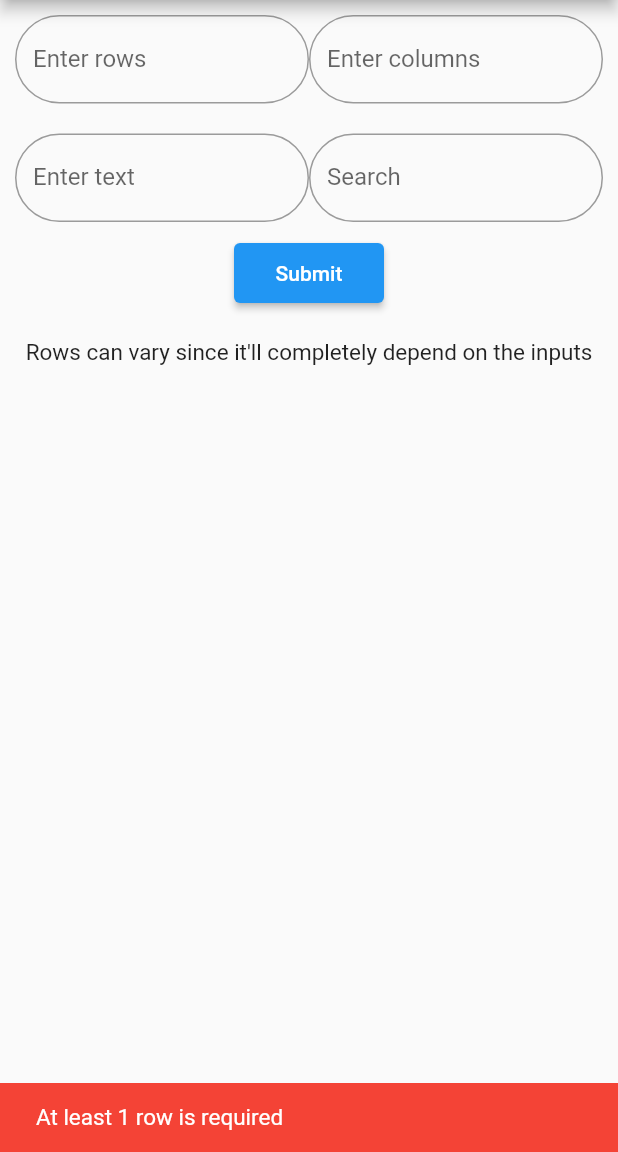
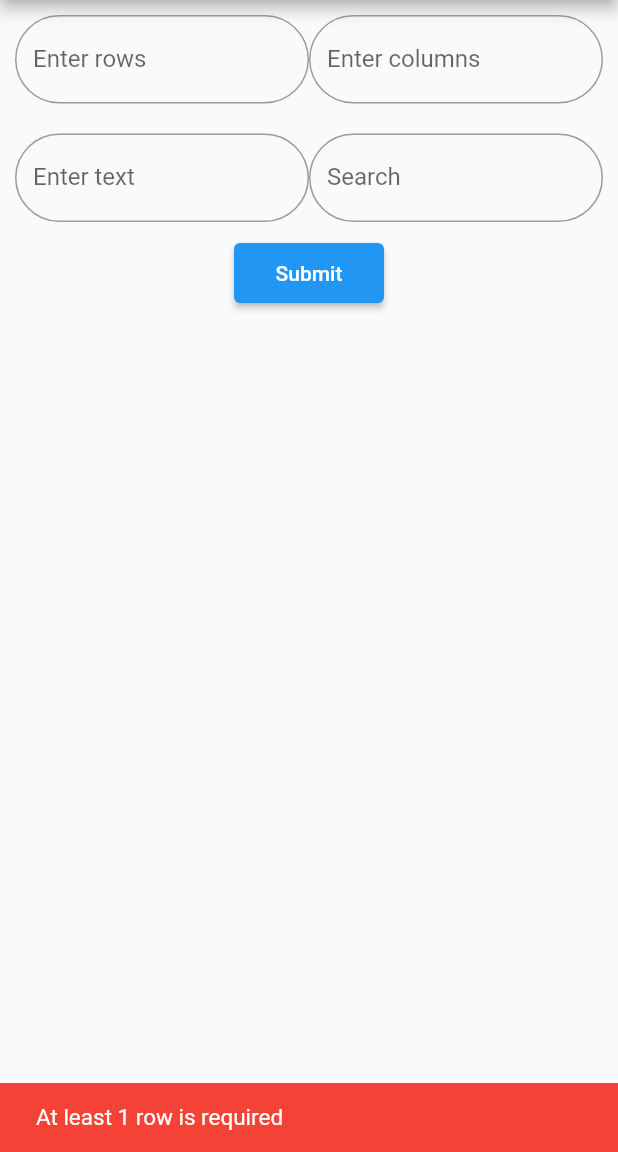
Before and after one commit to karthik324/thought-box-machine-test, a Flutter app: the screen it shows after launch, after a tap on "Submit", on a phone screen of 412 x 824 dp, the part 84-1236 px from its top. Run offline on Flutter 3.47's test engine with Material 2 defaults, Android fonts, the phone set to English and light mode, and no system bars.

Commit message:
rows * cols matrix alignment done

```diff
--- a/lib/utils/helper.dart
+++ b/lib/utils/helper.dart
@@ -3,12 +3,18 @@ import 'package:thought_box_machine_test/utils/app_colors.dart';
 import 'package:thought_box_machine_test/utils/app_styles.dart';
 
 class Helper {
+  //to get the responsive sizes
   static Size getSize(BuildContext context) {
     return MediaQuery.of(context).size;
   }
 
-  static void showSnackbar(BuildContext context,
-      {required String message, bool isError = false}) {
+
+  //to show custom snackbars
+  static void showSnackbar(
+    BuildContext context, {
+    required String message,
+    bool isError = false,
+  }) {
     ScaffoldMessenger.of(context).removeCurrentSnackBar();
     ScaffoldMessenger.of(context).showSnackBar(
       SnackBar(
--- a/lib/views/home_screen/home_screen.dart
+++ b/lib/views/home_screen/home_screen.dart
@@ -31,10 +31,7 @@ class _HomeScreenState extends State<HomeScreen> {
   void addAllChars() {
     String alphabets = "abcdefghijklmnopqrstuvwxyz";
     List<String> arr = alphabets.split('');
-
-    for (var element in arr) {
-      set.add(element);
-    }
+    set.addAll(arr);
   }
 
   @override
@@ -176,13 +173,6 @@ class _HomeScreenState extends State<HomeScreen> {
               ),
             ),
             height10,
-            const Padding(
-              padding: EdgeInsets.all(10),
-              child: Text(
-                'Rows can vary since it\'ll completely depend on the inputs',
-                style: AppStyles.normalText,
-              ),
-            ),
             isAssigned
                 ? Container(
                     margin: const EdgeInsets.all(10),
@@ -190,7 +180,7 @@ class _HomeScreenState extends State<HomeScreen> {
                     child: GridView.builder(
                       shrinkWrap: true,
                       physics: const NeverScrollableScrollPhysics(),
-                      itemCount: chars.length,
+                      itemCount: rows * cols,
                       gridDelegate: SliverGridDelegateWithFixedCrossAxisCount(
                         crossAxisCount: cols,
                         crossAxisSpacing: 4,
@@ -198,7 +188,8 @@ class _HomeScreenState extends State<HomeScreen> {
                         childAspectRatio: 1,
                       ),
                       itemBuilder: (context, index) {
-                        return Container(
+                        return index < chars.length
+                            ? Container(
                                 alignment: Alignment.center,
                                 color: searchList.contains(chars[index])
                                     ? AppColors.redColor
@@ -209,6 +200,9 @@ class _HomeScreenState extends State<HomeScreen> {
                                     color: AppColors.whiteColor,
                                   ),
                                 ),
+                              )
+                            : Container(
+                                color: AppColors.primaryColor,
                               );
                       },
                     ),
--- a/lib/views/splash_screen/splash_screen.dart
+++ b/lib/views/splash_screen/splash_screen.dart
@@ -1,5 +1,4 @@
 import 'dart:async';
-
 import 'package:flutter/material.dart';
 import 'package:thought_box_machine_test/utils/app_colors.dart';
 import 'package:thought_box_machine_test/utils/app_images.dart';
@@ -16,7 +15,6 @@ class _SplashScreenState extends State<SplashScreen> {
   @override
   void initState() {
     super.initState();
-
     Timer(
       const Duration(seconds: 3),
       () => Navigator.pushReplacement(
--- a/pubspec.yaml
+++ b/pubspec.yaml
@@ -32,7 +32,6 @@ dependencies:
   cupertino_icons: ^1.0.2
   flutter:
     sdk: flutter
-  provider: ^6.0.5
 
 dev_dependencies:
   # The "flutter_lints" package below contains a set of recommended lints to
```
Also changed, not shown: pubspec.lock. Lines whose indentation alone changed are shown as unchanged.
